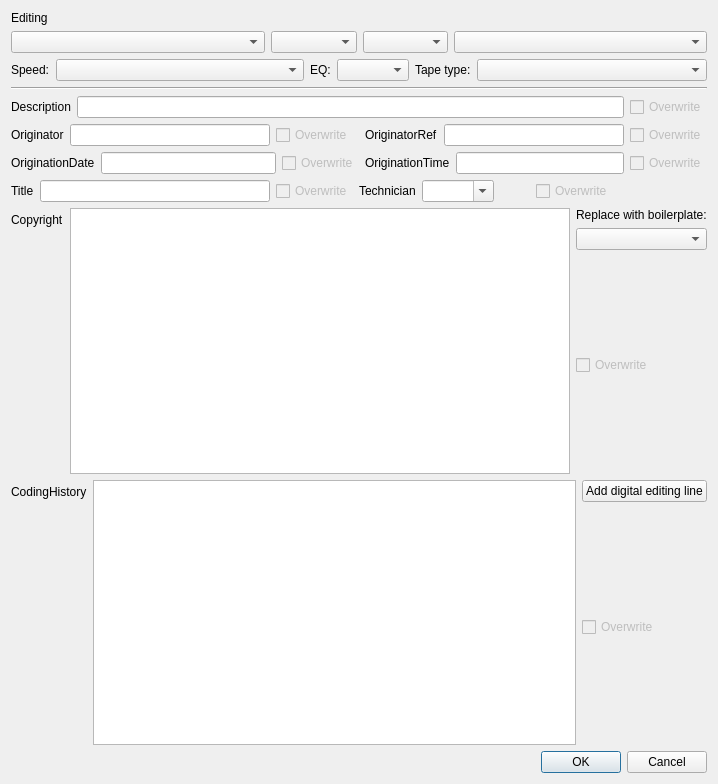
The window that main.ui (Ukrainian-History/autoBWF) describes before a commit, drawn with Qt 5.
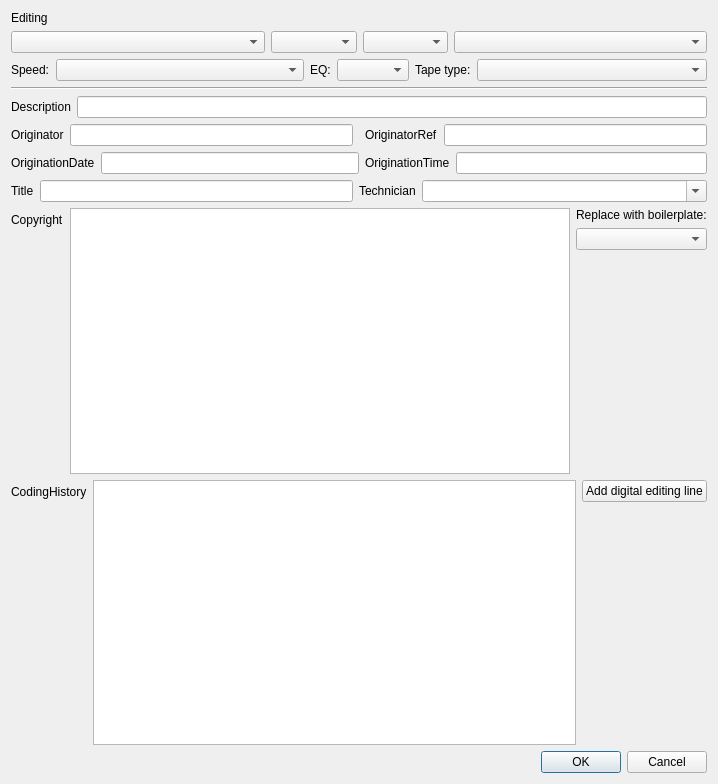
The same window after the commit.

Commit message:
remove "update" features
Updating of existing BWF must be done through BWFMetaEdit. Removed all "overwrite" buttons from UI.

```diff
--- a/main.ui
+++ b/main.ui
@@ -165,16 +165,6 @@
          </item>
         </layout>
        </item>
-       <item>
-        <widget class="QCheckBox" name="descriptionOverwrite">
-         <property name="enabled">
-          <bool>false</bool>
-         </property>
-         <property name="text">
-          <string>Overwrite</string>
-         </property>
-        </widget>
-       </item>
       </layout>
      </item>
      <item row="1" column="0">
@@ -196,16 +186,6 @@
          </item>
         </layout>
        </item>
-       <item>
-        <widget class="QCheckBox" name="originatorOverwrite">
-         <property name="enabled">
-          <bool>false</bool>
-         </property>
-         <property name="text">
-          <string>Overwrite</string>
-         </property>
-        </widget>
-       </item>
       </layout>
      </item>
      <item row="1" column="2">
@@ -227,16 +207,6 @@
          </item>
         </layout>
        </item>
-       <item>
-        <widget class="QCheckBox" name="originatorRefOverwrite">
-         <property name="enabled">
-          <bool>false</bool>
-         </property>
-         <property name="text">
-          <string>Overwrite</string>
-         </property>
-        </widget>
-       </item>
       </layout>
      </item>
      <item row="2" column="0" colspan="2">
@@ -258,16 +228,6 @@
          </item>
         </layout>
        </item>
-       <item>
-        <widget class="QCheckBox" name="originationDateOverwrite">
-         <property name="enabled">
-          <bool>false</bool>
-         </property>
-         <property name="text">
-          <string>Overwrite</string>
-         </property>
-        </widget>
-       </item>
       </layout>
      </item>
      <item row="2" column="2">
@@ -289,16 +249,6 @@
          </item>
         </layout>
        </item>
-       <item>
-        <widget class="QCheckBox" name="originationTimeOverwrite">
-         <property name="enabled">
-          <bool>false</bool>
-         </property>
-         <property name="text">
-          <string>Overwrite</string>
-         </property>
-        </widget>
-       </item>
       </layout>
      </item>
      <item row="3" column="0">
@@ -320,16 +270,6 @@
          </item>
         </layout>
        </item>
-       <item>
-        <widget class="QCheckBox" name="titleOverwrite">
-         <property name="enabled">
-          <bool>false</bool>
-         </property>
-         <property name="text">
-          <string>Overwrite</string>
-         </property>
-        </widget>
-       </item>
       </layout>
      </item>
      <item row="3" column="1" colspan="2">
@@ -348,6 +288,12 @@
          </item>
          <item row="0" column="1">
           <widget class="QComboBox" name="technicianBox">
+           <property name="sizePolicy">
+            <sizepolicy hsizetype="Expanding" vsizetype="Fixed">
+             <horstretch>0</horstretch>
+             <verstretch>0</verstretch>
+            </sizepolicy>
+           </property>
            <property name="editable">
             <bool>true</bool>
            </property>
@@ -355,16 +301,6 @@
          </item>
         </layout>
        </item>
-       <item>
-        <widget class="QCheckBox" name="technicianOverwrite">
-         <property name="enabled">
-          <bool>false</bool>
-         </property>
-         <property name="text">
-          <string>Overwrite</string>
-         </property>
-        </widget>
-       </item>
       </layout>
      </item>
      <item row="4" column="0" colspan="3">
@@ -411,29 +347,6 @@
            </property>
           </spacer>
          </item>
-         <item>
-          <widget class="QCheckBox" name="copyrightOverwrite">
-           <property name="enabled">
-            <bool>false</bool>
-           </property>
-           <property name="text">
-            <string>Overwrite</string>
-           </property>
-          </widget>
-         </item>
-         <item>
-          <spacer name="verticalSpacer">
-           <property name="orientation">
-            <enum>Qt::Vertical</enum>
-           </property>
-           <property name="sizeHint" stdset="0">
-            <size>
-             <width>20</width>
-             <height>40</height>
-            </size>
-           </property>
-          </spacer>
-         </item>
         </layout>
        </item>
       </layout>
@@ -479,29 +392,6 @@
            </property>
           </spacer>
          </item>
-         <item>
-          <widget class="QCheckBox" name="codingHistoryOverwrite">
-           <property name="enabled">
-            <bool>false</bool>
-           </property>
-           <property name="text">
-            <string>Overwrite</string>
-           </property>
-          </widget>
-         </item>
-         <item>
-          <spacer name="verticalSpacer_4">
-           <property name="orientation">
-            <enum>Qt::Vertical</enum>
-           </property>
-           <property name="sizeHint" stdset="0">
-            <size>
-             <width>20</width>
-             <height>40</height>
-            </size>
-           </property>
-          </spacer>
-         </item>
         </layout>
        </item>
       </layout>
```
The commit also changes 1 other file.
